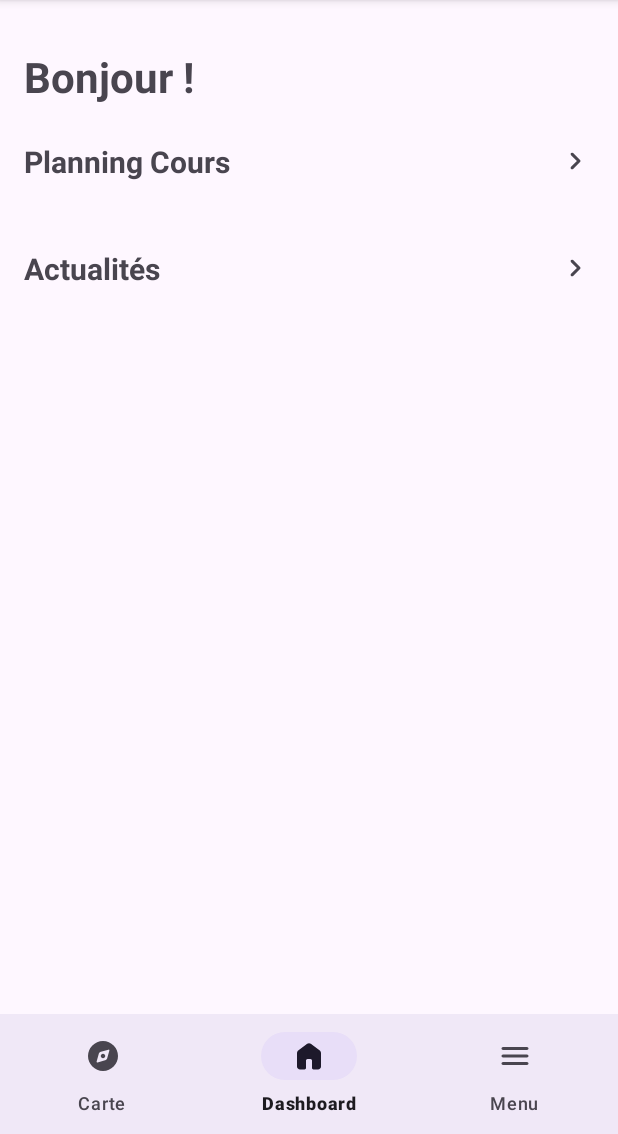
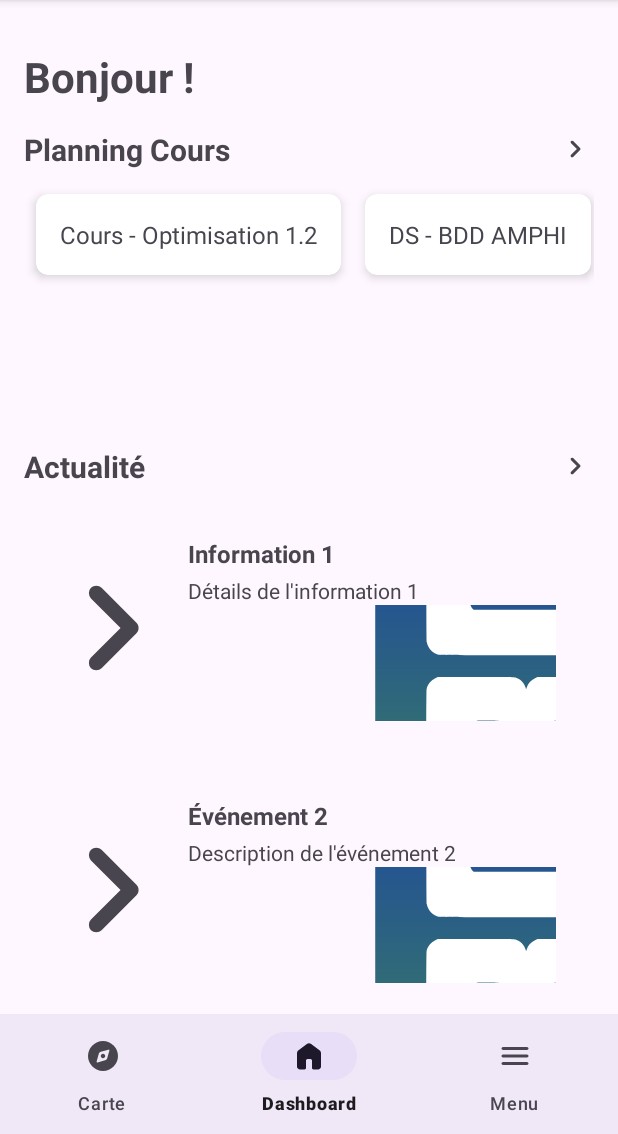
Before and after one commit to baptistedftn/myESME, an Android app: the screen it shows after launch (MainActivity), on a phone screen of 412 x 824 dp, the part 102-1236 px from its top. Run offline under Robolectric (Android 15) with nearby library versions, the phone set to English and light mode, and no system bars; our stand-ins replace navigation-ui; pictures from the network do not load.

Commit message:
Commit de merdeeeeeeeee

```diff
--- /dev/null
+++ b/app/src/main/java/fr/sudrimaker/myesme/ui/dashboard/DashboardAdapter.kt
@@ -0,0 +1,44 @@
+// DashboardAdapter.kt
+package fr.sudrimaker.myesme.ui.dashboard // Ajustez le package si nécessaire
+
+import android.view.LayoutInflater
+import android.view.View
+import android.view.ViewGroup
+import android.widget.ImageView
+import android.widget.TextView
+import androidx.recyclerview.widget.RecyclerView
+import com.bumptech.glide.Glide
+import fr.sudrimaker.myesme.R
+import fr.sudrimaker.myesme.model.DashboardItem
+
+class DashboardAdapter(private val dashboardList: List<DashboardItem>) :
+    RecyclerView.Adapter<DashboardAdapter.DashboardViewHolder>() {
+
+    class DashboardViewHolder(itemView: View) : RecyclerView.ViewHolder(itemView) {
+        val dashboardImage: ImageView = itemView.findViewById(R.id.imageViewDashboard)
+        val dashboardTitle: TextView = itemView.findViewById(R.id.textViewTitle)
+        val dashboardSubtitle: TextView = itemView.findViewById(R.id.textViewSubtitle)
+        val dashboardTime: TextView = itemView.findViewById(R.id.textViewTime)
+    }
+
+    override fun onCreateViewHolder(parent: ViewGroup, viewType: Int): DashboardViewHolder {
+        val view = LayoutInflater.from(parent.context)
+            .inflate(R.layout.item_dashboard_card, parent, false)
+        return DashboardViewHolder(view)
+    }
+
+    override fun onBindViewHolder(holder: DashboardViewHolder, position: Int) {
+        val item = dashboardList[position]
+        holder.dashboardTitle.text = item.title
+        holder.dashboardSubtitle.text = item.subtitle
+        holder.dashboardTime.text = item.time
+
+        Glide.with(holder.itemView.context)
+            .load(item.imageUrl)
+            .placeholder(R.drawable.arrow_back_24px)
+            .error(R.drawable.chevron_right_24px)
+            .into(holder.dashboardImage)
+    }
+
+    override fun getItemCount(): Int = dashboardList.size
+}
--- a/app/src/main/java/fr/sudrimaker/myesme/ui/dashboard/DashboardFragment.kt
+++ b/app/src/main/java/fr/sudrimaker/myesme/ui/dashboard/DashboardFragment.kt
@@ -4,34 +4,58 @@ import android.view.LayoutInflater
 import android.view.View
 import android.view.ViewGroup
 import androidx.fragment.app.Fragment
-import androidx.navigation.fragment.findNavController
-import com.bumptech.glide.Glide
+import androidx.recyclerview.widget.LinearLayoutManager
+import androidx.recyclerview.widget.RecyclerView
 import fr.sudrimaker.myesme.R
-import fr.sudrimaker.myesme.databinding.FragmentDashboardBinding
+import fr.sudrimaker.myesme.model.DashboardItem
 
 class DashboardFragment : Fragment() {
 
-    private var _binding: FragmentDashboardBinding? = null
-    private val binding get() = _binding!!
+    private lateinit var planningAdapter: PlanningAdapter
+    private lateinit var dashboardAdapter: DashboardAdapter
 
     override fun onCreateView(
-        inflater: LayoutInflater,
-        container: ViewGroup?,
+        inflater: LayoutInflater, container: ViewGroup?,
         savedInstanceState: Bundle?
-    ): View {
-        _binding = FragmentDashboardBinding.inflate(inflater, container, false)
-
-
-        return binding.root
+    ): View? {
+        return inflater.inflate(R.layout.fragment_dashboard, container, false)
     }
 
     override fun onViewCreated(view: View, savedInstanceState: Bundle?) {
         super.onViewCreated(view, savedInstanceState)
 
+        // Configuration du RecyclerView pour le Planning (horizontal)
+        val recyclerViewPlanning = view.findViewById<RecyclerView>(R.id.recyclerViewPlanning)
+        recyclerViewPlanning.layoutManager = LinearLayoutManager(context, LinearLayoutManager.HORIZONTAL, false)
+        planningAdapter = PlanningAdapter(getDummyPlanning())
+        recyclerViewPlanning.adapter = planningAdapter
+
+        // Configuration du RecyclerView pour les éléments du Dashboard (vertical)
+        val recyclerViewDashboard = view.findViewById<RecyclerView>(R.id.recyclerViewDashboard)
+        recyclerViewDashboard.layoutManager = LinearLayoutManager(context)
+        dashboardAdapter = DashboardAdapter(getDummyDashboardItems())
+        recyclerViewDashboard.adapter = dashboardAdapter
     }
 
-    override fun onDestroyView() {
-        super.onDestroyView()
-        _binding = null
+    private fun getDummyPlanning(): List<String> {
+        return listOf("Cours - Optimisation 1.2", "DS - BDD AMPHI", "TP - IA 3.1")
+    }
+
+    private fun getDummyDashboardItems(): List<DashboardItem> {
+        return listOf(
+            DashboardItem(
+                title = "Information 1",
+                subtitle = "Détails de l'information 1",
+                time = "Maintenant",
+                imageUrl = "url_image_info1"
+            ),
+            DashboardItem(
+                title = "Événement 2",
+                subtitle = "Description de l'événement 2",
+                time = "Plus tard",
+                imageUrl = "url_image_event2"
+            )
+            // Ajoutez d'autres DashboardItem ici
+        )
     }
 }
--- /dev/null
+++ b/app/src/main/java/fr/sudrimaker/myesme/ui/dashboard/DashboardItem.kt
@@ -0,0 +1,9 @@
+// DashboardItem.kt
+package fr.sudrimaker.myesme.model
+
+data class DashboardItem(
+    val title: String,
+    val subtitle: String,
+    val time: String,
+    val imageUrl: String
+)
--- /dev/null
+++ b/app/src/main/java/fr/sudrimaker/myesme/ui/dashboard/PlanningAdapter.kt
@@ -0,0 +1,30 @@
+// PlanningAdapter.kt
+package fr.sudrimaker.myesme.ui.dashboard // Ajustez le package si nécessaire
+
+import android.view.LayoutInflater
+import android.view.View
+import android.view.ViewGroup
+import android.widget.TextView
+import androidx.recyclerview.widget.RecyclerView
+import fr.sudrimaker.myesme.R
+
+class PlanningAdapter(private val planningList: List<String>) :
+    RecyclerView.Adapter<PlanningAdapter.PlanningViewHolder>() {
+
+    class PlanningViewHolder(itemView: View) : RecyclerView.ViewHolder(itemView) {
+        val textPlanningItem: TextView = itemView.findViewById(R.id.textPlanningItem)
+    }
+
+    override fun onCreateViewHolder(parent: ViewGroup, viewType: Int): PlanningViewHolder {
+        val view = LayoutInflater.from(parent.context)
+            .inflate(R.layout.item_planning_card, parent, false)
+        return PlanningViewHolder(view)
+    }
+
+    override fun onBindViewHolder(holder: PlanningViewHolder, position: Int) {
+        val item = planningList[position]
+        holder.textPlanningItem.text = item
+    }
+
+    override fun getItemCount(): Int = planningList.size
+}
--- a/app/src/main/res/layout/fragment_dashboard.xml
+++ b/app/src/main/res/layout/fragment_dashboard.xml
@@ -37,66 +37,70 @@
             <LinearLayout
                 android:layout_width="match_parent"
                 android:layout_height="wrap_content"
-                android:layout_marginTop="24dp"
+                android:orientation="horizontal"
                 android:gravity="center_vertical"
-                android:orientation="horizontal">
+                android:paddingTop="16dp"
+                android:paddingBottom="8dp">
 
                 <TextView
                     android:layout_width="0dp"
                     android:layout_height="wrap_content"
                     android:layout_weight="1"
-                    android:text="@string/planning_cours"
+                    android:text="Planning Cours"
                     android:textSize="20sp"
-                    android:textStyle="bold" />
+                    android:textStyle="bold"/>
 
                 <ImageView
-                    android:layout_width="24dp"
-                    android:layout_height="24dp"
+                    android:layout_width="wrap_content"
+                    android:layout_height="wrap_content"
                     android:contentDescription="@string/chevron_right_icon"
                     android:src="@drawable/chevron_right_24px" />
+
             </LinearLayout>
 
-            <!-- Cours Cards (horizontal scroll) -->
-            <HorizontalScrollView
+            <!-- RecyclerView Planning horizontal -->
+            <androidx.recyclerview.widget.RecyclerView
+                android:id="@+id/recyclerViewPlanning"
                 android:layout_width="match_parent"
-                android:layout_height="wrap_content"
-                android:layout_marginTop="12dp"
-                android:scrollbars="none">
-                <!--TODO-->
+                android:layout_height="160dp"
+                android:orientation="horizontal"
+                android:overScrollMode="never"
+                android:clipToPadding="false"
+                android:paddingBottom="8dp"
+                android:scrollbars="none" />
 
-            </HorizontalScrollView>
-
-            <!-- Actualités Title -->
+            <!-- Titre Actualités -->
             <LinearLayout
                 android:layout_width="match_parent"
                 android:layout_height="wrap_content"
-                android:layout_marginTop="32dp"
+                android:orientation="horizontal"
                 android:gravity="center_vertical"
-                android:orientation="horizontal">
+                android:paddingTop="16dp"
+                android:paddingBottom="8dp">
 
                 <TextView
                     android:layout_width="0dp"
                     android:layout_height="wrap_content"
                     android:layout_weight="1"
-                    android:text="@string/actualites"
+                    android:text="Actualité"
                     android:textSize="20sp"
-                    android:textStyle="bold" />
+                    android:textStyle="bold"/>
+
 
                 <ImageView
-                    android:layout_width="24dp"
-                    android:layout_height="24dp"
+                    android:layout_width="wrap_content"
+                    android:layout_height="wrap_content"
                     android:contentDescription="@string/chevron_right_icon"
                     android:src="@drawable/chevron_right_24px" />
+
             </LinearLayout>
 
-            <!-- Actualités Bloc -->
-            <LinearLayout
+            <!-- RecyclerView News vertical -->
+            <androidx.recyclerview.widget.RecyclerView
+                android:id="@+id/recyclerViewDashboard"
                 android:layout_width="match_parent"
                 android:layout_height="wrap_content"
-                android:layout_marginTop="12dp"
-                android:orientation="vertical">
-                <!--TODO-->
-            </LinearLayout>
+                android:scrollbars="vertical" />
         </LinearLayout>
     </ScrollView>
 
--- /dev/null
+++ b/app/src/main/res/layout/item_dashboard_card.xml
@@ -0,0 +1,50 @@
+<?xml version="1.0" encoding="utf-8"?>
+<LinearLayout xmlns:android="http://schemas.android.com/apk/res/android"
+    android:layout_width="match_parent"
+    android:layout_height="wrap_content"
+    android:orientation="horizontal"
+    android:padding="25dp">
+
+    <ImageView
+        android:id="@+id/imageViewDashboard"
+        android:layout_width="72dp"
+        android:layout_height="121dp"
+        android:layout_marginEnd="12dp"
+        android:contentDescription="Image élément dashboard"
+        android:scaleType="centerCrop" />
+
+    <LinearLayout
+        android:layout_width="0dp"
+        android:layout_height="124dp"
+        android:layout_weight="1"
+        android:orientation="vertical">
+
+        <TextView
+            android:id="@+id/textViewTitle"
+            android:layout_width="wrap_content"
+            android:layout_height="wrap_content"
+            android:text="Titre de l'élément"
+            android:textSize="16sp"
+            android:textStyle="bold" />
+
+        <TextView
+            android:id="@+id/textViewSubtitle"
+            android:layout_width="wrap_content"
+            android:layout_height="wrap_content"
+            android:ellipsize="end"
+            android:maxLines="2"
+            android:paddingTop="4dp"
+            android:text="Sous-titre de l'élément"
+            android:textSize="14sp" />
+
+        <TextView
+            android:id="@+id/textViewTime"
+            android:layout_width="287dp"
+            android:layout_height="77dp"
+            android:drawableLeft="@drawable/logo"
+            android:drawablePadding="4dp"
+            android:paddingTop="4dp"
+            android:text="Heure de l'élément"
+            android:textSize="30sp" />
+    </LinearLayout>
+</LinearLayout>
--- /dev/null
+++ b/app/src/main/res/layout/item_planning_card.xml
@@ -0,0 +1,18 @@
+<?xml version="1.0" encoding="utf-8"?>
+<androidx.cardview.widget.CardView xmlns:android="http://schemas.android.com/apk/res/android"
+    xmlns:app="http://schemas.android.com/apk/res-auto"
+    android:layout_width="wrap_content"
+    android:layout_height="wrap_content"
+    android:layout_margin="8dp"
+    app:cardCornerRadius="8dp"
+    app:cardElevation="4dp">
+
+    <TextView
+        android:id="@+id/textPlanningItem"
+        android:layout_width="wrap_content"
+        android:layout_height="wrap_content"
+        android:padding="16dp"
+        android:text="Nom du cours"
+        android:textSize="16sp" />
+
+</androidx.cardview.widget.CardView>
```
